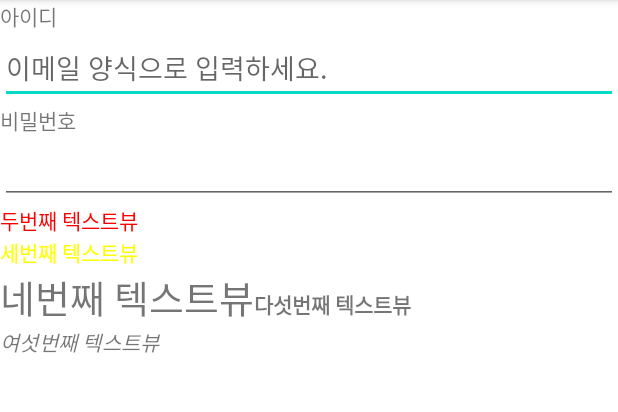
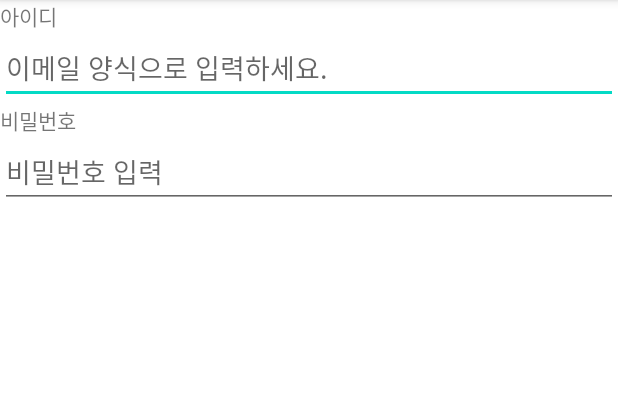
Before and after one commit to Eun-Hee/UIPractice_20210207, an Android app: the screen it shows after launch (MainActivity), on a phone screen of 412 x 824 dp, the part 84-496 px from its top. Run offline under Robolectric (Android 15) with nearby library versions, the phone set to English and light mode, and no system bars.

Commit message:
임시로 만든 텍스트뷰들 제거

```diff
--- a/app/src/main/res/layout/activity_main.xml
+++ b/app/src/main/res/layout/activity_main.xml
@@ -24,47 +24,12 @@
         android:text="비밀번호" />
 
     <EditText
+        android:hint="비밀번호 입력"
         android:layout_width="match_parent"
         android:layout_height="wrap_content"
         android:inputType="textPassword"/>
 
-    <TextView
-        android:layout_width="wrap_content"
-        android:layout_height="wrap_content"
-        android:textColor="#FF0000"
-        android:text="두번째 텍스트뷰"/>
 
-    <TextView
-        android:layout_width="wrap_content"
-        android:layout_height="wrap_content"
-        android:textColor="#FFFF00"
-        android:text="세번째 텍스트뷰"/>
-
-    <LinearLayout
-        android:layout_width="match_parent"
-        android:layout_height="wrap_content"
-        android:orientation="horizontal">
-
-        <TextView
-            android:layout_width="wrap_content"
-            android:layout_height="wrap_content"
-            android:textSize="25sp"
-            android:text="네번째 텍스트뷰"/>
-
-        <TextView
-            android:layout_width="wrap_content"
-            android:layout_height="wrap_content"
-            android:textStyle="bold"
-            android:text="다섯번째 텍스트뷰"/>
-
-
-    </LinearLayout>
-
-    <TextView
-        android:layout_width="wrap_content"
-        android:layout_height="wrap_content"
-        android:textStyle="italic"
-        android:text="여섯번째 텍스트뷰"/>
 
 
 </LinearLayout>
```
